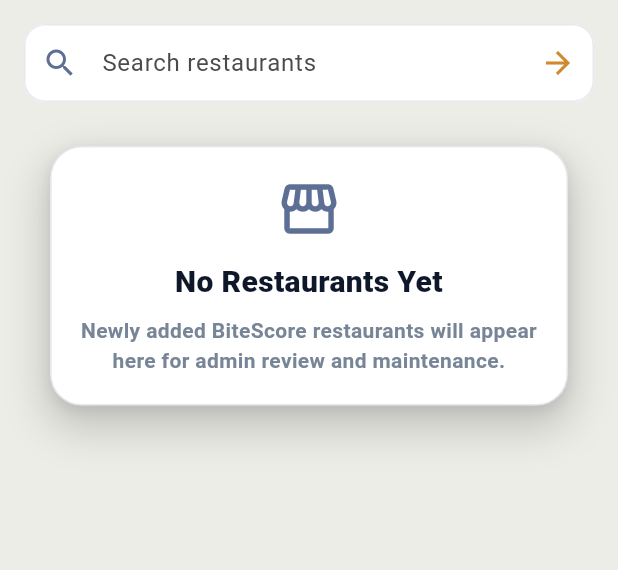
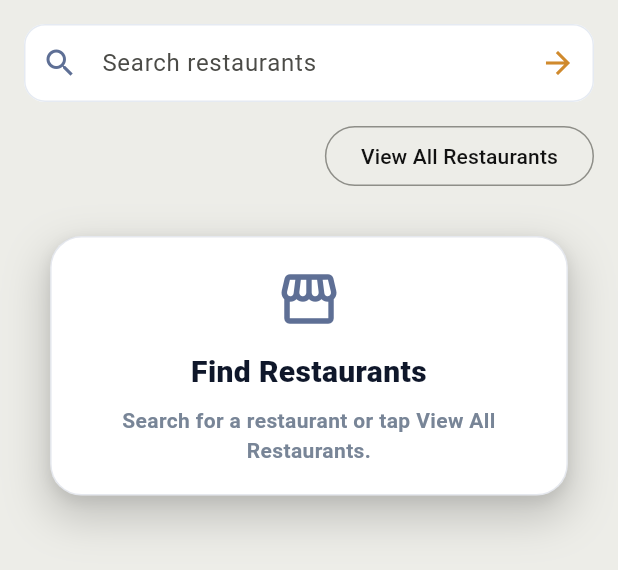
Before and after one commit to BiteBiteApp/coupon_app, a Flutter app: the _BiteScoreRestaurantAdminList widget shown alone on an empty page, opened directly with empty values, on a phone screen of 412 x 824 dp. Shown: the top 570 px of the screen. Run offline on Flutter 3.47's test engine with Material 3 defaults, Android fonts, the phone set to English and light mode, and no system bars; our stand-ins replace app_links, cloud_firestore, cloud_functions, firebase_auth, firebase_core, firebase_storage and 5 more; accounts and stored records are empty.

Commit message:
Improve BiteScore admin restaurants search and view all

```diff
--- a/lib/screens/bitescore_admin_screen.dart
+++ b/lib/screens/bitescore_admin_screen.dart
@@ -267,6 +267,7 @@
 class _BiteScoreRestaurantAdminListState
     extends State<_BiteScoreRestaurantAdminList> {
   final TextEditingController _searchController = TextEditingController();
+  bool _showAllBiteScoreRestaurants = false;
 
   @override
   void dispose() {
@@ -357,8 +358,54 @@
     }
   }
 
+  Widget _buildRestaurantSearchControls() {
+    return Column(
+      children: [
+        _AdminSearchField(
+          controller: _searchController,
+          label: 'Search restaurants',
+          onChanged: (_) => setState(() {}),
+        ),
+        const SizedBox(height: 12),
+        Align(
+          alignment: Alignment.centerRight,
+          child: OutlinedButton(
+            onPressed: () {
+              setState(() {
+                _showAllBiteScoreRestaurants = !_showAllBiteScoreRestaurants;
+              });
+            },
+            child: Text(
+              _showAllBiteScoreRestaurants
+                  ? 'Hide All Restaurants'
+                  : 'View All Restaurants',
+            ),
+          ),
+        ),
+      ],
+    );
+  }
+
   @override
   Widget build(BuildContext context) {
+    final isSearching = _searchController.text.trim().isNotEmpty;
+    final shouldLoadRestaurants = _showAllBiteScoreRestaurants || isSearching;
+
+    if (!shouldLoadRestaurants) {
+      return ListView(
+        padding: const EdgeInsets.all(16),
+        children: [
+          _buildRestaurantSearchControls(),
+          const SizedBox(height: 12),
+          const _AdminEmptyStateCard(
+            icon: Icons.storefront_outlined,
+            title: 'Find Restaurants',
+            message: 'Search for a restaurant or tap View All Restaurants.',
+          ),
+        ],
+      );
+    }
+
     return StreamBuilder<List<BitescoreRestaurant>>(
       stream: BiteScoreService.restaurantsAdminStream(),
       builder: (context, snapshot) {
@@ -388,7 +435,15 @@
                 restaurant.state,
                 restaurant.zipCode,
                 restaurant.phone,
+                restaurant.website,
                 restaurant.ownerUserId,
+                restaurant.isActive ? 'active' : 'hidden',
+                [
+                  restaurant.address,
+                  restaurant.city,
+                  restaurant.state,
+                  restaurant.zipCode,
+                ].where((part) => part.trim().isNotEmpty).join(' '),
               ]),
             )
             .toList(growable: false);
@@ -396,11 +451,7 @@
         return ListView(
           padding: const EdgeInsets.all(16),
           children: [
-            _AdminSearchField(
-              controller: _searchController,
-              label: 'Search restaurants',
-              onChanged: (_) => setState(() {}),
-            ),
+            _buildRestaurantSearchControls(),
             const SizedBox(height: 12),
             if (restaurants.isEmpty)
               const _AdminEmptyStateCard(
```
